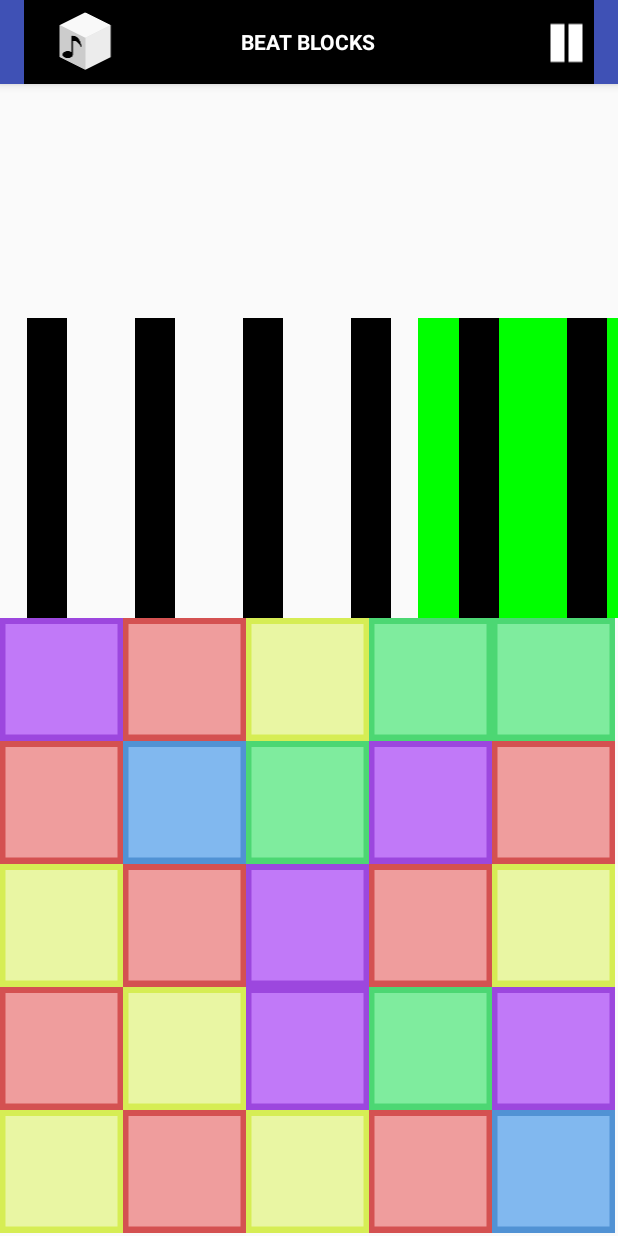
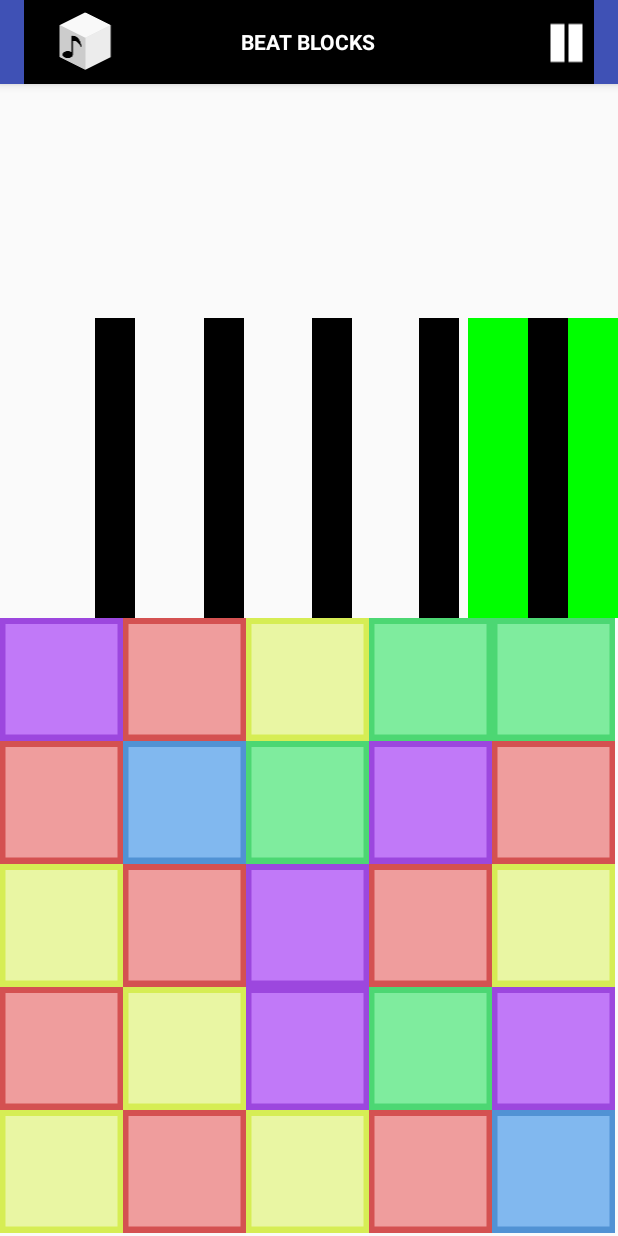
Before and after one commit to hunterdquant/BeatBlocks, an Android app: the screen it shows after launch (MainActivity), on a phone screen of 412 x 824 dp. Run offline under Robolectric (Android 15) with nearby library versions, the light colour scheme and no system bars.

Commit message:
Changed song, added looping. Beats need some tweaking

```diff
--- a/app/src/main/java/group/cs242/beatblocks/Beat.java
+++ b/app/src/main/java/group/cs242/beatblocks/Beat.java
@@ -28,6 +28,8 @@
         centAnim.setIntValues(cent, width + beat_width/2);
         centAnim.setInterpolator(null);
         centAnim.setDuration(duration);
+        centAnim.setRepeatMode(ValueAnimator.RESTART);
+        centAnim.setRepeatCount(ValueAnimator.INFINITE);
         centAnim.setStartDelay(time_delay);
         centAnim.addUpdateListener(this);
     }
--- a/app/src/main/java/group/cs242/beatblocks/BeatMap.java
+++ b/app/src/main/java/group/cs242/beatblocks/BeatMap.java
@@ -26,7 +26,7 @@
     //Methods
     public boolean isGoodMove() //To be called whenever a move is made. Will return true if there
     {                           //is a beat that has not been used in the accepting range
-        for(int i = current_beat; i < total_beats; i++)
+        for(int i = current_beat; i < duration_constant; i++)
         {
             if ((beats[i].getUsed() == false) &&
                     (accepting_range.contains(beats[i].rectangle)))
@@ -40,8 +40,8 @@
     }
     private void createBeats() //Called in the constructor, creates the Beats array
     {
-        beats = new Beat[total_beats];
-        for(int i = 0; i < total_beats; i++)
+        beats = new Beat[duration_constant];
+        for(int i = 0; i < duration_constant; i++)
         {
             beats[i] = new Beat(-beat_width, top, 0, bottom, i*milliseconds_per_beat,
                     duration_constant * milliseconds_per_beat, beat_width, width);
@@ -52,7 +52,7 @@
     void run() //Runs the animation of all of the beats
     {
         song.play();
-        for (int i = 0; i < total_beats; i++) {
+        for (int i = 0; i < duration_constant; i++) {
             beats[i].Animate();
         }
 
@@ -62,11 +62,11 @@
     {
         top = height-300;
         bottom = height;
-        accepting_range.left = width - 200;
+        accepting_range.left = width - 150;
         accepting_range.top= top;
         accepting_range.right = width;
         accepting_range.bottom = bottom;
-        for (int i = 0; i < total_beats; i++) {
+        for (int i = 0; i < duration_constant; i++) {
             beats[i].update(top, bottom);
         }
     }
--- a/app/src/main/java/group/cs242/beatblocks/BeatMapView.java
+++ b/app/src/main/java/group/cs242/beatblocks/BeatMapView.java
@@ -77,7 +77,7 @@
         if(!paused) {
             super.onDraw(canvas);
             canvas.drawRect(bmap.accepting_range, paintA);
-            for (int i = 0; i < bmap.total_beats; i++) {
+            for (int i = 0; i < bmap.duration_constant; i++) {
                 canvas.drawRect(bmap.beats[i].rectangle, paintB);
             }
         }
@@ -95,7 +95,7 @@
      {
          paused = true;
          bmap.song.player.pause();
-         for(int i = 0; i < bmap.total_beats; i++)
+         for(int i = 0; i < bmap.duration_constant; i++)
          {
              bmap.beats[i].centAnim.pause();
          }
@@ -105,7 +105,7 @@
      {
         paused = false;
          bmap.song.player.start();
-         for(int i = 0; i < bmap.total_beats; i++)
+         for(int i = 0; i < bmap.duration_constant; i++)
          {
              bmap.beats[i].centAnim.resume();
          }
--- a/app/src/main/java/group/cs242/beatblocks/MainActivity.java
+++ b/app/src/main/java/group/cs242/beatblocks/MainActivity.java
@@ -34,7 +34,7 @@
         Point p = new Point();
         getWindowManager().getDefaultDisplay().getSize(p);
 
-        song = new Song(getApplicationContext(), 60, 1);
+        song = new Song(getApplicationContext(), 90, 1);
 
 
         // Inflate the layout.
--- a/app/src/main/java/group/cs242/beatblocks/Song.java
+++ b/app/src/main/java/group/cs242/beatblocks/Song.java
@@ -29,10 +29,11 @@
         try
         {
             player.setAudioStreamType(AudioManager.STREAM_MUSIC);
-            AssetFileDescriptor afd = context.getResources().openRawResourceFd(R.raw.song);
+            AssetFileDescriptor afd = context.getResources().openRawResourceFd(R.raw.sadpast);
             player.setOnPreparedListener(this);
             player.setDataSource(afd.getFileDescriptor(), afd.getStartOffset(), afd.getLength());
             afd.close();
+            player.setLooping(true);
             player.prepare();
 
         }
```
Also changed, not shown: 1 other file.
